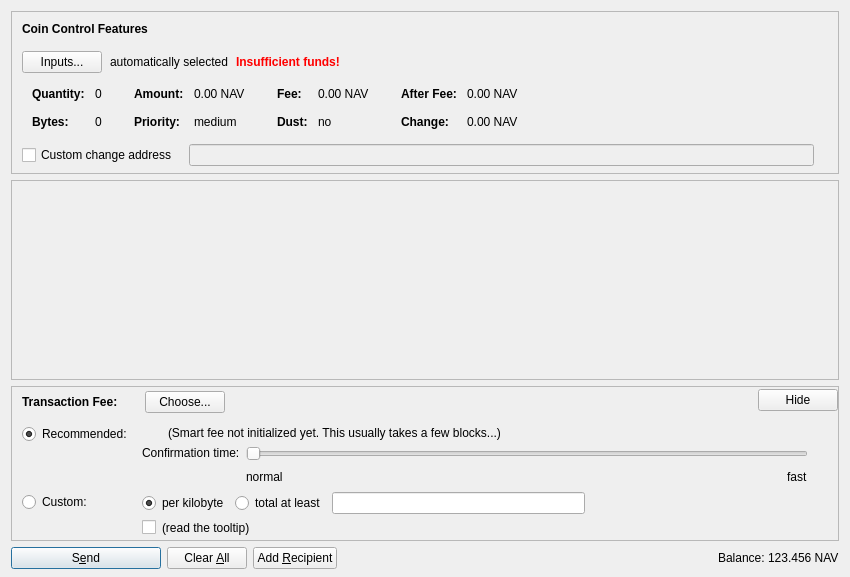
navcoin/navcoin-core, file src/qt/forms/sendcoinsdialog.ui: the form before one commit.
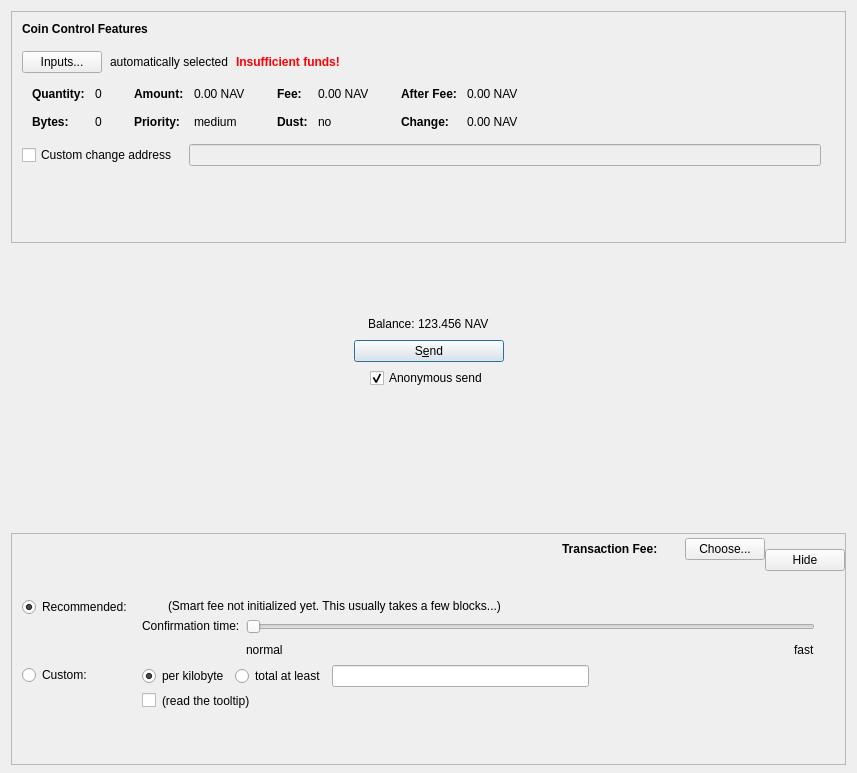
The form after the commit. Icons and pictures are not drawn. Custom widgets are drawn as their Qt base class.

```diff
--- a/src/qt/forms/sendcoinsdialog.ui
+++ b/src/qt/forms/sendcoinsdialog.ui
@@ -6,8 +6,8 @@
    <rect>
     <x>0</x>
     <y>0</y>
-    <width>850</width>
-    <height>577</height>
+    <width>857</width>
+    <height>773</height>
    </rect>
   </property>
   <property name="windowTitle">
@@ -16,7 +16,7 @@
   <property name="styleSheet">
    <string notr="true"/>
   </property>
-  <layout class="QVBoxLayout" name="verticalLayout" stretch="0,1,0,0">
+  <layout class="QVBoxLayout" name="verticalLayout" stretch="0,0,0,0">
    <property name="bottomMargin">
     <number>8</number>
    </property>
@@ -610,35 +610,41 @@
     </widget>
    </item>
    <item>
-    <widget class="QScrollArea" name="scrollArea">
-     <property name="styleSheet">
-      <string notr="true"/>
+    <spacer name="verticalSpacer">
+     <property name="orientation">
+      <enum>Qt::Vertical</enum>
      </property>
-     <property name="widgetResizable">
-      <bool>true</bool>
+     <property name="sizeType">
+      <enum>QSizePolicy::Minimum</enum>
      </property>
-     <widget class="QWidget" name="scrollAreaWidgetContents">
-      <property name="geometry">
-       <rect>
-        <x>0</x>
-        <y>0</y>
-        <width>824</width>
-        <height>77</height>
-       </rect>
-      </property>
-      <layout class="QVBoxLayout" name="verticalLayout_2" stretch="0,1">
-       <property name="leftMargin">
-        <number>0</number>
-       </property>
-       <property name="topMargin">
-        <number>0</number>
-       </property>
-       <property name="rightMargin">
-        <number>0</number>
-       </property>
-       <property name="bottomMargin">
-        <number>0</number>
-       </property>
+     <property name="sizeHint" stdset="0">
+      <size>
+       <width>20</width>
+       <height>45</height>
+      </size>
+     </property>
+    </spacer>
+   </item>
+   <item>
+    <layout class="QVBoxLayout" name="verticalLayout_6">
+     <item>
+      <layout class="QHBoxLayout" name="horizontalLayout_10">
+       <item>
+        <spacer name="horizontalSpacer_12">
+         <property name="orientation">
+          <enum>Qt::Horizontal</enum>
+         </property>
+         <property name="sizeType">
+          <enum>QSizePolicy::Maximum</enum>
+         </property>
+         <property name="sizeHint" stdset="0">
+          <size>
+           <width>60</width>
+           <height>20</height>
+          </size>
+         </property>
+        </spacer>
+       </item>
        <item>
         <layout class="QVBoxLayout" name="entries">
          <property name="spacing">
@@ -647,21 +653,204 @@
         </layout>
        </item>
        <item>
-        <spacer name="verticalSpacer">
+        <spacer name="horizontalSpacer_13">
          <property name="orientation">
-          <enum>Qt::Vertical</enum>
+          <enum>Qt::Horizontal</enum>
          </property>
+         <property name="sizeType">
+          <enum>QSizePolicy::Maximum</enum>
+         </property>
          <property name="sizeHint" stdset="0">
           <size>
-           <width>20</width>
-           <height>40</height>
+           <width>60</width>
+           <height>20</height>
           </size>
          </property>
         </spacer>
        </item>
       </layout>
-     </widget>
-    </widget>
+     </item>
+     <item>
+      <layout class="QHBoxLayout" name="horizontalLayout_2">
+       <property name="spacing">
+        <number>3</number>
+       </property>
+       <item>
+        <spacer name="horizontalSpacer">
+         <property name="orientation">
+          <enum>Qt::Horizontal</enum>
+         </property>
+         <property name="sizeHint" stdset="0">
+          <size>
+           <width>40</width>
+           <height>20</height>
+          </size>
+         </property>
+        </spacer>
+       </item>
+       <item>
+        <widget class="QLabel" name="label">
+         <property name="sizePolicy">
+          <sizepolicy hsizetype="Preferred" vsizetype="Fixed">
+           <horstretch>0</horstretch>
+           <verstretch>0</verstretch>
+          </sizepolicy>
+         </property>
+         <property name="text">
+          <string>Balance:</string>
+         </property>
+        </widget>
+       </item>
+       <item>
+        <widget class="QLabel" name="labelBalance">
+         <property name="sizePolicy">
+          <sizepolicy hsizetype="Preferred" vsizetype="Fixed">
+           <horstretch>0</horstretch>
+           <verstretch>0</verstretch>
+          </sizepolicy>
+         </property>
+         <property name="cursor">
+          <cursorShape>IBeamCursor</cursorShape>
+         </property>
+         <property name="text">
+          <string notr="true">123.456 NAV</string>
+         </property>
+         <property name="textInteractionFlags">
+          <set>Qt::LinksAccessibleByMouse|Qt::TextSelectableByKeyboard|Qt::TextSelectableByMouse</set>
+         </property>
+        </widget>
+       </item>
+       <item>
+        <spacer name="horizontalSpacer_11">
+         <property name="orientation">
+          <enum>Qt::Horizontal</enum>
+         </property>
+         <property name="sizeHint" stdset="0">
+          <size>
+           <width>40</width>
+           <height>20</height>
+          </size>
+         </property>
+        </spacer>
+       </item>
+      </layout>
+     </item>
+     <item>
+      <layout class="QHBoxLayout" name="horizontalLayout_4">
+       <item>
+        <spacer name="horizontalSpacer_7">
+         <property name="orientation">
+          <enum>Qt::Horizontal</enum>
+         </property>
+         <property name="sizeHint" stdset="0">
+          <size>
+           <width>40</width>
+           <height>20</height>
+          </size>
+         </property>
+        </spacer>
+       </item>
+       <item>
+        <widget class="QPushButton" name="sendButton">
+         <property name="minimumSize">
+          <size>
+           <width>150</width>
+           <height>0</height>
+          </size>
+         </property>
+         <property name="toolTip">
+          <string>Confirm the send action</string>
+         </property>
+         <property name="styleSheet">
+          <string notr="true"/>
+         </property>
+         <property name="text">
+          <string>S&amp;end</string>
+         </property>
+         <property name="icon">
+          <iconset>
+           <normaloff>:/icons/send</normaloff>:/icons/send</iconset>
+         </property>
+         <property name="autoDefault">
+          <bool>false</bool>
+         </property>
+         <property name="default">
+          <bool>true</bool>
+         </property>
+        </widget>
+       </item>
+       <item>
+        <spacer name="horizontalSpacer_10">
+         <property name="orientation">
+          <enum>Qt::Horizontal</enum>
+         </property>
+         <property name="sizeHint" stdset="0">
+          <size>
+           <width>40</width>
+           <height>20</height>
+          </size>
+         </property>
+        </spacer>
+       </item>
+      </layout>
+     </item>
+     <item>
+      <layout class="QHBoxLayout" name="horizontalLayout_8">
+       <item>
+        <spacer name="horizontalSpacer_8">
+         <property name="orientation">
+          <enum>Qt::Horizontal</enum>
+         </property>
+         <property name="sizeHint" stdset="0">
+          <size>
+           <width>40</width>
+           <height>20</height>
+          </size>
+         </property>
+        </spacer>
+       </item>
+       <item>
+        <widget class="QCheckBox" name="checkBox">
+         <property name="text">
+          <string>Anonymous send</string>
+         </property>
+         <property name="checked">
+          <bool>true</bool>
+         </property>
+        </widget>
+       </item>
+       <item>
+        <spacer name="horizontalSpacer_9">
+         <property name="orientation">
+          <enum>Qt::Horizontal</enum>
+         </property>
+         <property name="sizeHint" stdset="0">
+          <size>
+           <width>40</width>
+           <height>20</height>
+          </size>
+         </property>
+        </spacer>
+       </item>
+      </layout>
+     </item>
+     <item>
+      <spacer name="verticalSpacer_8">
+       <property name="orientation">
+        <enum>Qt::Vertical</enum>
+       </property>
+       <property name="sizeHint" stdset="0">
+        <size>
+         <width>20</width>
+         <height>40</height>
+        </size>
+       </property>
+      </spacer>
+     </item>
+     <item>
+      <layout class="QHBoxLayout" name="horizontalLayout"/>
+     </item>
+    </layout>
    </item>
    <item>
     <widget class="QFrame" name="frameFee">
@@ -715,6 +904,19 @@
           <property name="bottomMargin">
            <number>0</number>
           </property>
+          <item>
+           <spacer name="horizontalSpacer_4">
+            <property name="orientation">
+             <enum>Qt::Horizontal</enum>
+            </property>
+            <property name="sizeHint" stdset="0">
+             <size>
+              <width>40</width>
+              <height>20</height>
+             </size>
+            </property>
+           </spacer>
+          </item>
           <item>
            <layout class="QVBoxLayout" name="verticalLayoutFee7">
             <property name="spacing">
@@ -797,19 +999,6 @@
             </item>
            </layout>
           </item>
-          <item>
-           <spacer name="horizontalSpacer_4">
-            <property name="orientation">
-             <enum>Qt::Horizontal</enum>
-            </property>
-            <property name="sizeHint" stdset="0">
-             <size>
-              <width>40</width>
-              <height>20</height>
-             </size>
-            </property>
-           </spacer>
-          </item>
           <item>
            <widget class="QPushButton" name="buttonMinimizeFee">
             <property name="toolTip">
@@ -1200,137 +1389,6 @@
      </layout>
     </widget>
    </item>
-   <item>
-    <layout class="QHBoxLayout" name="horizontalLayout">
-     <item>
-      <widget class="QPushButton" name="sendButton">
-       <property name="minimumSize">
-        <size>
-         <width>150</width>
-         <height>0</height>
-        </size>
-       </property>
-       <property name="toolTip">
-        <string>Confirm the send action</string>
-       </property>
-       <property name="styleSheet">
-        <string notr="true"/>
-       </property>
-       <property name="text">
-        <string>S&amp;end</string>
-       </property>
-       <property name="icon">
-        <iconset>
-         <normaloff>:/icons/send</normaloff>:/icons/send</iconset>
-       </property>
-       <property name="autoDefault">
-        <bool>false</bool>
-       </property>
-       <property name="default">
-        <bool>true</bool>
-       </property>
-      </widget>
-     </item>
-     <item>
-      <widget class="QPushButton" name="clearButton">
-       <property name="sizePolicy">
-        <sizepolicy hsizetype="Minimum" vsizetype="Fixed">
-         <horstretch>0</horstretch>
-         <verstretch>0</verstretch>
-        </sizepolicy>
-       </property>
-       <property name="toolTip">
-        <string>Clear all fields of the form.</string>
-       </property>
-       <property name="styleSheet">
-        <string notr="true"/>
-       </property>
-       <property name="text">
-        <string>Clear &amp;All</string>
-       </property>
-       <property name="icon">
-        <iconset>
-         <normaloff>:/icons/remove</normaloff>:/icons/remove</iconset>
-       </property>
-       <property name="autoDefault">
-        <bool>false</bool>
-       </property>
-      </widget>
-     </item>
-     <item>
-      <widget class="QPushButton" name="addButton">
-       <property name="toolTip">
-        <string>Send to multiple recipients at once</string>
-       </property>
-       <property name="styleSheet">
-        <string notr="true"/>
-       </property>
-       <property name="text">
-        <string>Add &amp;Recipient</string>
-       </property>
-       <property name="icon">
-        <iconset>
-         <normaloff>:/icons/add</normaloff>:/icons/add</iconset>
-       </property>
-       <property name="autoDefault">
-        <bool>false</bool>
-       </property>
-      </widget>
-     </item>
-     <item>
-      <spacer name="horizontalSpacer">
-       <property name="orientation">
-        <enum>Qt::Horizontal</enum>
-       </property>
-       <property name="sizeHint" stdset="0">
-        <size>
-         <width>40</width>
-         <height>20</height>
-        </size>
-       </property>
-      </spacer>
-     </item>
-     <item>
-      <layout class="QHBoxLayout" name="horizontalLayout_2">
-       <property name="spacing">
-        <number>3</number>
-       </property>
-       <item>
-        <widget class="QLabel" name="label">
-         <property name="sizePolicy">
-          <sizepolicy hsizetype="Preferred" vsizetype="Fixed">
-           <horstretch>0</horstretch>
-           <verstretch>0</verstretch>
-          </sizepolicy>
-         </property>
-         <property name="text">
-          <string>Balance:</string>
-         </property>
-        </widget>
-       </item>
-       <item>
-        <widget class="QLabel" name="labelBalance">
-         <property name="sizePolicy">
-          <sizepolicy hsizetype="Preferred" vsizetype="Fixed">
-           <horstretch>0</horstretch>
-           <verstretch>0</verstretch>
-          </sizepolicy>
-         </property>
-         <property name="cursor">
-          <cursorShape>IBeamCursor</cursorShape>
-         </property>
-         <property name="text">
-          <string notr="true">123.456 NAV</string>
-         </property>
-         <property name="textInteractionFlags">
-          <set>Qt::LinksAccessibleByMouse|Qt::TextSelectableByKeyboard|Qt::TextSelectableByMouse</set>
-         </property>
-        </widget>
-       </item>
-      </layout>
-     </item>
-    </layout>
-   </item>
   </layout>
  </widget>
  <customwidgets>
```
Left out of the diff: 114 changed lines with no effect on the pictures.
